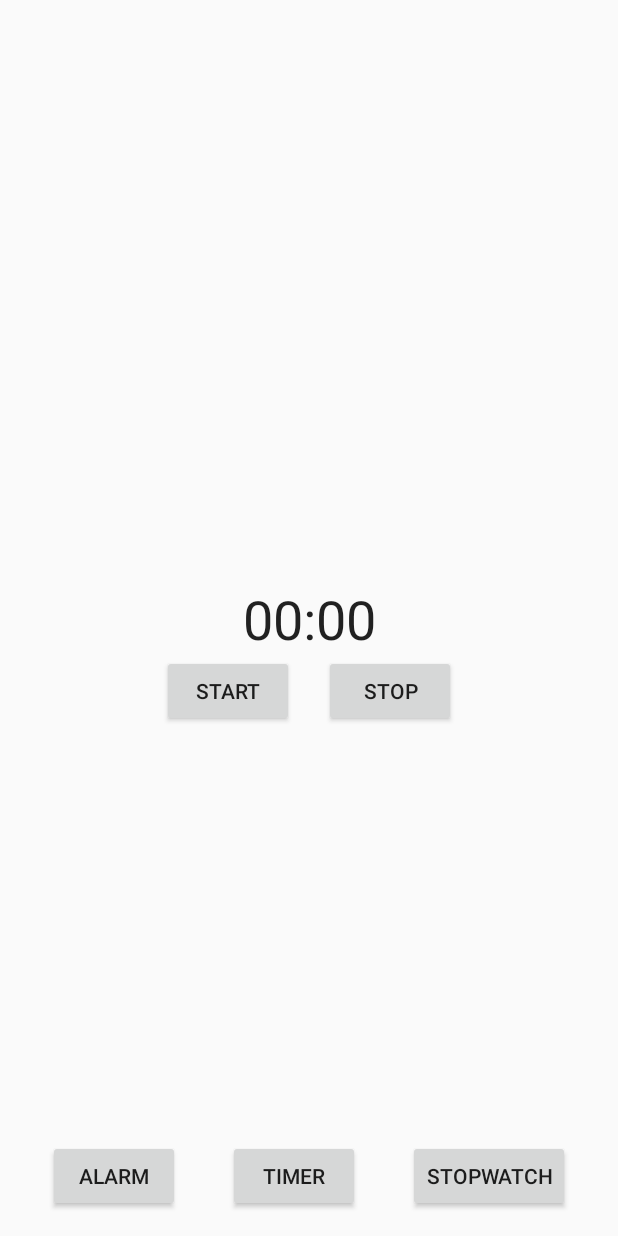
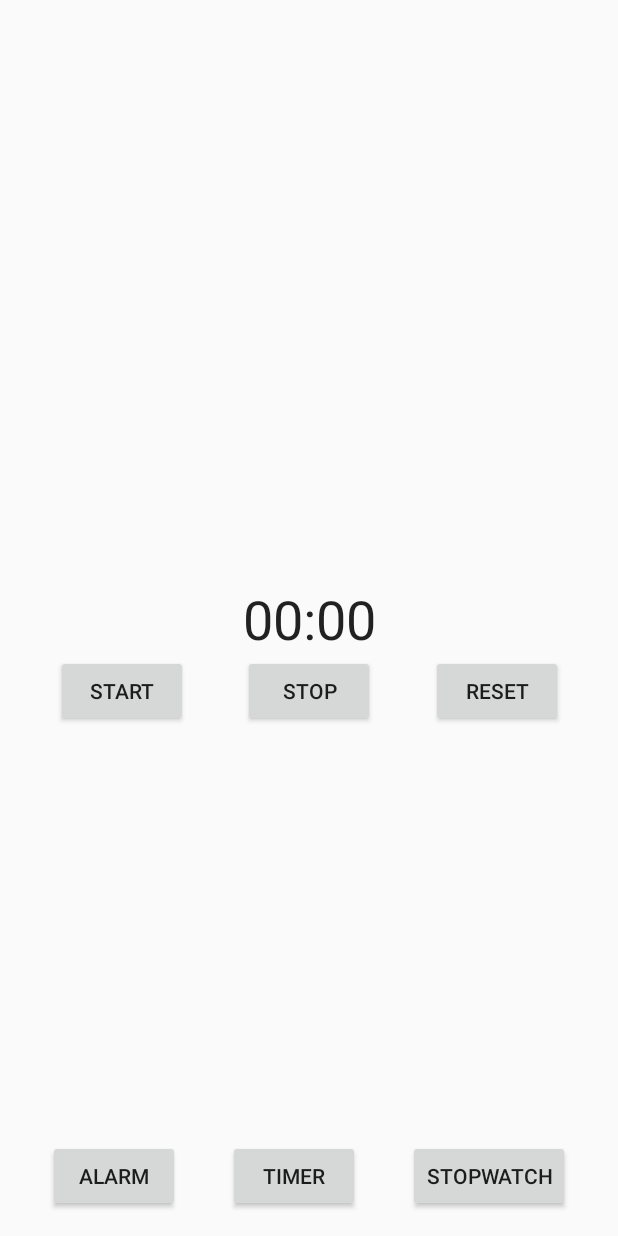
Before and after one commit to vivian-dai/AlarmClock, an Android app: the screen it shows after launch (MainActivity), after a tap on "STOPWATCH", on a phone screen of 412 x 824 dp. Run offline under Robolectric (Android 15) with nearby library versions, the phone set to English and light mode, and no system bars; 2 other taps on this screen came first.

Commit message:
um not fully functional stopwatch

```diff
--- a/app/src/main/java/com/v341196137/alarmclock/MainActivity.kt
+++ b/app/src/main/java/com/v341196137/alarmclock/MainActivity.kt
@@ -4,7 +4,9 @@ package com.v341196137.alarmclock
 // Android libraries
 import androidx.appcompat.app.AppCompatActivity
 import android.os.Bundle
+import android.os.SystemClock
 import android.widget.Button
+import android.widget.Chronometer
 import android.widget.Toast
 import java.util.LinkedList
 
@@ -12,9 +14,15 @@ import java.util.LinkedList
 // main hub for changing layouts and views and stuff
 // buttononclick events to change layouts when clicked on
 class MainActivity : AppCompatActivity() {
+    private var stopwatchRunning: Boolean = false
+    private var stopwatchInitiated: Boolean = false
+    private var timeDifference: Long = 0
+    private lateinit var stopwatch: Chronometer
     override fun onCreate(savedInstanceState: Bundle?) {
         super.onCreate(savedInstanceState)
         setContentView(R.layout.activity_main)
+
+        //variables
         var alarmList = LinkedList<AlarmData>()
 
         initiateAlarmViewButtons()
@@ -63,7 +71,7 @@ class MainActivity : AppCompatActivity() {
         stopwatchButton.setOnClickListener() {
             Toast.makeText(this, "stopwatch button pressed", Toast.LENGTH_SHORT).show()
             switchToView(R.layout.stopwatch_view)
-            initiateStopwatchButtons()
+            initiateStopwatch()
         }
     }
 
@@ -88,10 +96,39 @@ class MainActivity : AppCompatActivity() {
     }
 
     /**
-     * Does all necessary button initialization for when switching to stopwatch view
+     * Does all necessary button and task initialization for when switching to stopwatch view
      */
-    private fun initiateStopwatchButtons(){
+    private fun initiateStopwatch(){
+//        if(!stopwatchInitiated){
+//            stopwatch = findViewById(R.id.stopwatch_chronometer)
+//            stopwatchInitiated = true
+//        }
+        stopwatch = findViewById(R.id.stopwatch_chronometer) //TODO: delete this later after figuring out how to make chronometer work properly
         initiateNavButtons()
+        val startButton: Button = findViewById(R.id.start_button)
+        val stopButton: Button = findViewById(R.id.stop_button)
+        val resetButton: Button = findViewById(R.id.reset_button)
+        startButton.setOnClickListener(){
+            Toast.makeText(this, "$stopwatchRunning", Toast.LENGTH_SHORT).show()
+            if(!stopwatchRunning){
+                stopwatch.base = SystemClock.elapsedRealtime() - timeDifference
+                stopwatchRunning = true
+                stopwatch.start()
+            }
+        }
+        stopButton.setOnClickListener(){
+            Toast.makeText(this, "$stopwatchRunning", Toast.LENGTH_SHORT).show()
+            if(stopwatchRunning){
+                timeDifference = SystemClock.elapsedRealtime() - stopwatch.base
+                stopwatchRunning = false
+                stopwatch.stop()
+            }
+        }
+        resetButton.setOnClickListener(){
+            Toast.makeText(this, "$stopwatch", Toast.LENGTH_SHORT).show()
+            timeDifference = 0
+            stopwatch.base = SystemClock.elapsedRealtime()
+        }
     }
 
     /**
--- a/app/src/main/res/layout/stopwatch_view.xml
+++ b/app/src/main/res/layout/stopwatch_view.xml
@@ -8,7 +8,7 @@
         layout="@layout/alarm_nav_buttons_view"/>
 
     <Chronometer
-        android:id="@+id/timer_display"
+        android:id="@+id/stopwatch_chronometer"
         android:layout_width="wrap_content"
         android:layout_height="wrap_content"
         android:textSize="36sp"
@@ -23,16 +23,25 @@
         android:layout_height="wrap_content"
         android:text="@string/start"
         app:layout_constraintStart_toStartOf="parent"
-        app:layout_constraintEnd_toEndOf="@+id/stop_button"
-        app:layout_constraintTop_toBottomOf="@id/timer_display" />
+        app:layout_constraintEnd_toStartOf="@+id/stop_button"
+        app:layout_constraintTop_toBottomOf="@id/stopwatch_chronometer" />
 
     <Button
         android:id="@+id/stop_button"
         android:layout_width="wrap_content"
         android:layout_height="wrap_content"
         android:text="@string/stop"
-        app:layout_constraintStart_toStartOf="@+id/start_button"
+        app:layout_constraintStart_toEndOf="@+id/start_button"
+        app:layout_constraintEnd_toStartOf="@id/reset_button"
+        app:layout_constraintTop_toBottomOf="@id/stopwatch_chronometer"/>
+
+    <Button
+        android:id="@+id/reset_button"
+        android:layout_width="wrap_content"
+        android:layout_height="wrap_content"
+        android:text="Reset"
+        app:layout_constraintStart_toEndOf="@+id/stop_button"
         app:layout_constraintEnd_toEndOf="parent"
-        app:layout_constraintTop_toBottomOf="@id/timer_display"/>
+        app:layout_constraintTop_toBottomOf="@id/stopwatch_chronometer"/>
 
 </androidx.constraintlayout.widget.ConstraintLayout>
```
